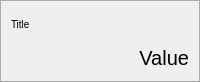
Qt form libgui/tilewidget.ui (apinprastya/sultan) before a commit.
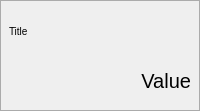
The same form after that commit.

Commit message: implemented purchase item with discount

What changed in the file:
```diff
--- a/libgui/tilewidget.ui
+++ b/libgui/tilewidget.ui
@@ -7,9 +7,15 @@
     <x>0</x>
     <y>0</y>
     <width>200</width>
-    <height>82</height>
+    <height>111</height>
    </rect>
   </property>
+  <property name="minimumSize">
+   <size>
+    <width>150</width>
+    <height>0</height>
+   </size>
+  </property>
   <property name="maximumSize">
    <size>
     <width>200</width>
@@ -23,6 +29,21 @@
    <string notr="true">border: 1px solid #ababab;</string>
   </property>
   <layout class="QVBoxLayout" name="verticalLayout">
+   <property name="leftMargin">
+    <number>0</number>
+   </property>
+   <property name="topMargin">
+    <number>0</number>
+   </property>
+   <property name="rightMargin">
+    <number>0</number>
+   </property>
+   <property name="bottomMargin">
+    <number>0</number>
+   </property>
+   <item>
+    <widget class="QWidget" name="widget" native="true">
+     <layout class="QVBoxLayout" name="verticalLayout_2">
    <item>
     <widget class="QLabel" name="labelTitle">
      <property name="styleSheet">
@@ -47,6 +68,9 @@
      <property name="margin">
       <number>5</number>
      </property>
+       </widget>
+      </item>
+     </layout>
     </widget>
    </item>
   </layout>
```
Lines whose indentation alone changed are shown as unchanged. The commit also changes 2 other files.
